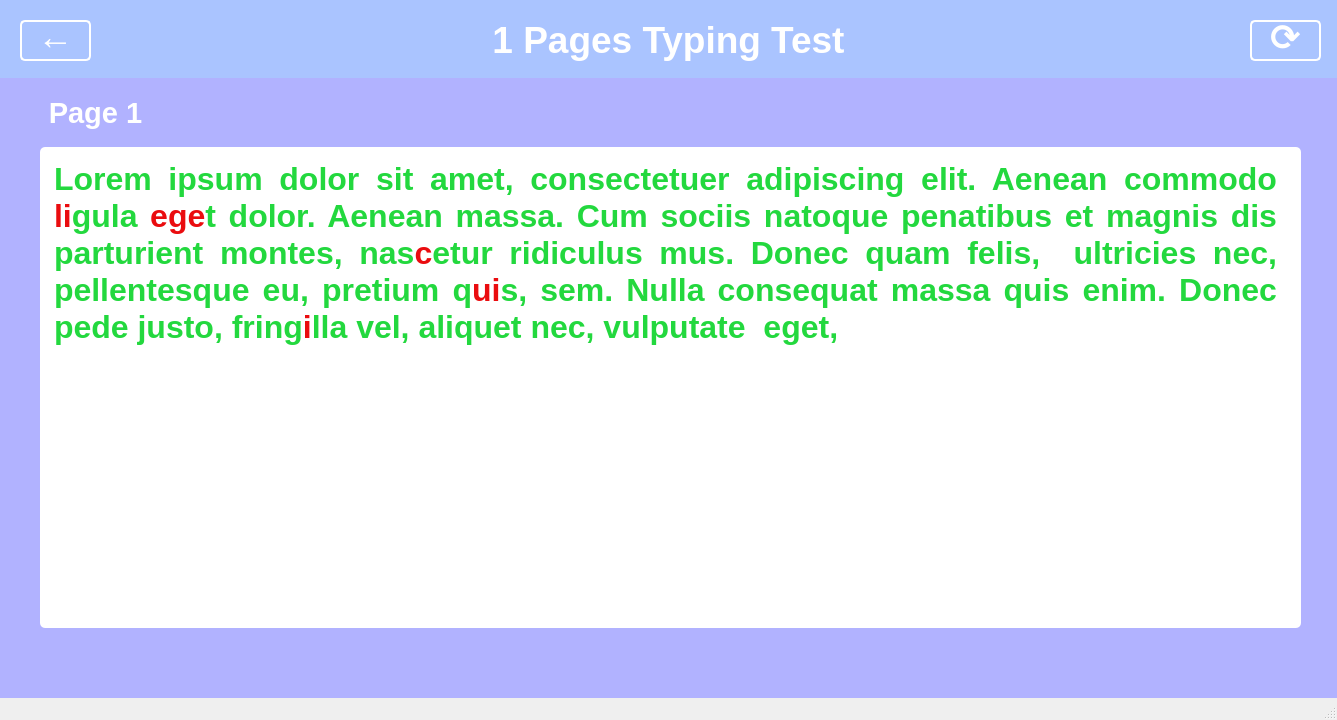
Above: uiFile/page_1_typingTest.ui from VKa-777/Python-Final-Project before the change. Below: the same form after it.
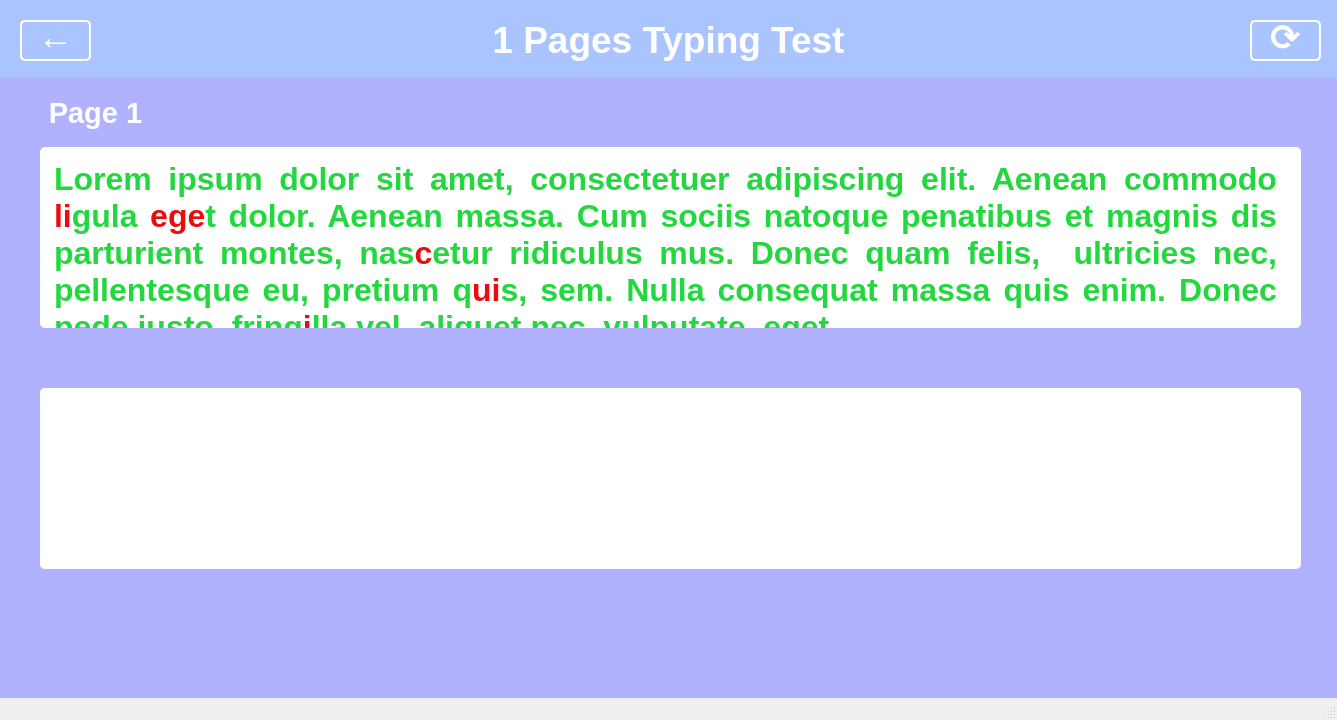
That is the form after the change.

The edit to the form file:
```diff
--- a/uiFile/page_1_typingTest.ui
+++ b/uiFile/page_1_typingTest.ui
@@ -127,7 +127,7 @@
        <x>40</x>
        <y>69</y>
        <width>1261</width>
-       <height>481</height>
+       <height>181</height>
       </rect>
      </property>
      <property name="styleSheet">
@@ -154,6 +154,39 @@
       </property>
      </widget>
     </widget>
+    <widget class="QWidget" name="typing_area_background_3" native="true">
+     <property name="geometry">
+      <rect>
+       <x>40</x>
+       <y>310</y>
+       <width>1261</width>
+       <height>181</height>
+      </rect>
+     </property>
+     <property name="styleSheet">
+      <string notr="true">font-size: 48pt;
+background-color: #fff;
+border-radius: 5px;
+</string>
+     </property>
+     <widget class="QTextEdit" name="typing_area">
+      <property name="geometry">
+       <rect>
+        <x>0</x>
+        <y>0</y>
+        <width>1231</width>
+        <height>181</height>
+       </rect>
+      </property>
+      <property name="html">
+       <string>&lt;!DOCTYPE HTML PUBLIC &quot;-//W3C//DTD HTML 4.0//EN&quot; &quot;http://www.w3.org/TR/REC-html40/strict.dtd&quot;&gt;
+&lt;html&gt;&lt;head&gt;&lt;meta name=&quot;qrichtext&quot; content=&quot;1&quot; /&gt;&lt;style type=&quot;text/css&quot;&gt;
+p, li { white-space: pre-wrap; }
+&lt;/style&gt;&lt;/head&gt;&lt;body style=&quot; font-family:'MS Shell Dlg 2'; font-size:48pt; font-weight:400; font-style:normal;&quot;&gt;
+&lt;p align=&quot;justify&quot; style=&quot;-qt-paragraph-type:empty; margin-top:0px; margin-bottom:0px; margin-left:0px; margin-right:0px; -qt-block-indent:0; text-indent:0px;&quot;&gt;&lt;br /&gt;&lt;/p&gt;&lt;/body&gt;&lt;/html&gt;</string>
+      </property>
+     </widget>
+    </widget>
    </widget>
   </widget>
   <widget class="QMenuBar" name="menubar">
```
Left out of the diff: 2 changed lines with no effect on the pictures.
